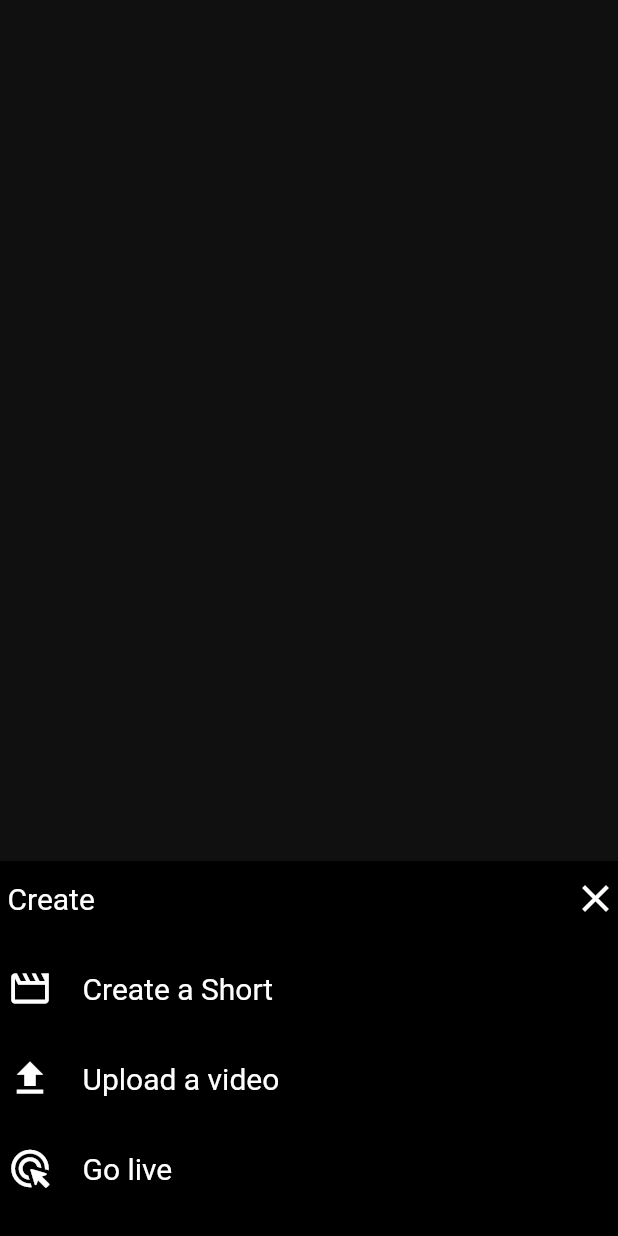
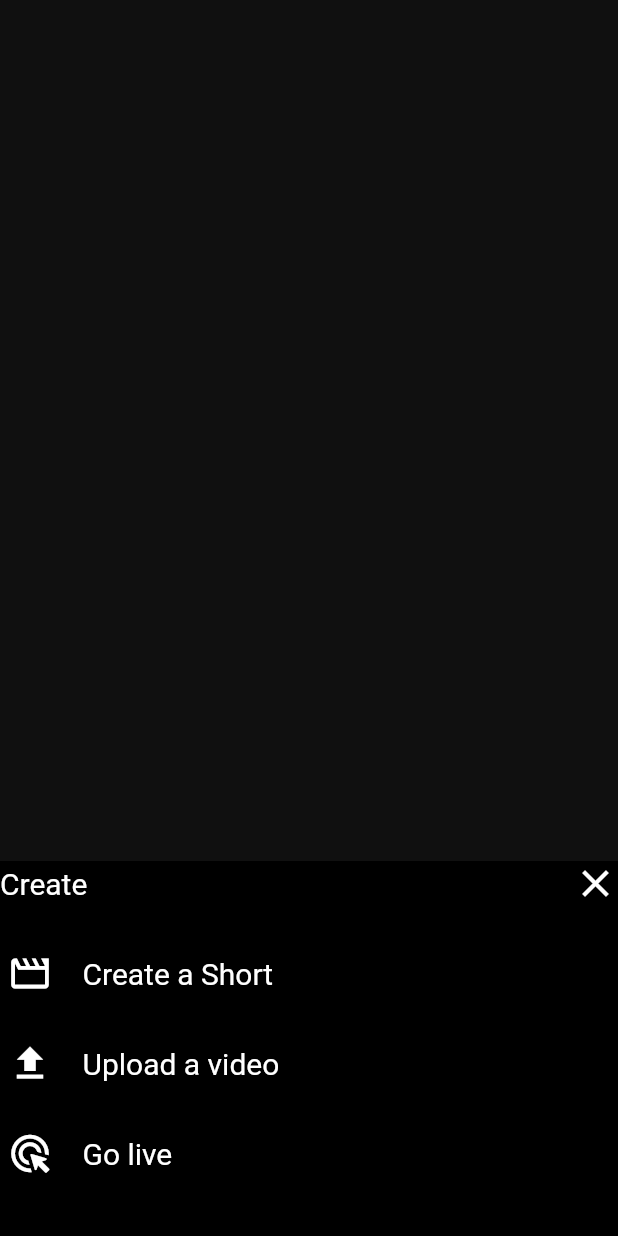
Before and after one commit to yash-suvagiya/my_practice, a Flutter app: the YoutubeUi screen opened directly, after a tap on the "add circle outline" icon, on a phone screen of 412 x 824 dp. Run offline on Flutter 3.47's test engine with Material 2 defaults, Android fonts, the phone set to English and light mode, and no system bars; key blocks and very long unbroken strings in the code were emptied for the run.

Commit message:
all program

```diff
--- a/lib/main.dart
+++ b/lib/main.dart
@@ -18,7 +18,7 @@ class MyApp extends StatelessWidget {
   Widget build(BuildContext context) {
     return const MaterialApp(
       debugShowCheckedModeBanner: false,
-      home: YoutubeUi(),
+      home: MatrialbattonDemo(),
     );
   }
 }
--- a/lib/youtube_ui.dart
+++ b/lib/youtube_ui.dart
@@ -1,6 +1,4 @@
 import 'package:flutter/material.dart';
-import 'package:flutter/src/widgets/framework.dart';
-import 'package:flutter/src/widgets/placeholder.dart';
 
 class YoutubeUi extends StatelessWidget {
   const YoutubeUi({super.key});
@@ -9,6 +7,7 @@ class YoutubeUi extends StatelessWidget {
   Widget build(BuildContext context) {
     return Scaffold(
       backgroundColor: Colors.black87,
+      floatingActionButtonLocation: FloatingActionButtonLocation.centerFloat,
       body: Padding(
         padding: const EdgeInsets.only(top: 750),
         child: Center(
@@ -22,14 +21,9 @@ class YoutubeUi extends StatelessWidget {
                   color: Colors.black,
                   child: Column(
                     children: [
-                      Padding(
-                        padding: const EdgeInsets.only(
-                          top: 10,
-                          left: 05,
-                        ),
-                        child: Row(
+                      Row(
                         mainAxisAlignment: MainAxisAlignment.spaceBetween,
-                          children: [
+                        children: const [
                           Text(
                             'Create',
                             style: TextStyle(
@@ -44,18 +38,17 @@ class YoutubeUi extends StatelessWidget {
                           ),
                         ],
                       ),
-                      ),
                       Padding(
                         padding: const EdgeInsets.only(top: 30, left: 05),
                         child: Row(
-                          children: [
+                          children: const [
                             Icon(
                               Icons.movie_creation_outlined,
                               color: Colors.white,
                               size: 30,
                             ),
                             Padding(
-                              padding: const EdgeInsets.only(left: 20),
+                              padding: EdgeInsets.only(left: 20),
                               child: Text(
                                 'Create a Short',
                                 style: TextStyle(
@@ -70,14 +63,14 @@ class YoutubeUi extends StatelessWidget {
                       Padding(
                         padding: const EdgeInsets.only(top: 30, left: 05),
                         child: Row(
-                          children: [
+                          children: const [
                             Icon(
                               Icons.upload,
                               color: Colors.white,
                               size: 30,
                             ),
                             Padding(
-                              padding: const EdgeInsets.only(left: 20),
+                              padding: EdgeInsets.only(left: 20),
                               child: Text(
                                 'Upload a video',
                                 style: TextStyle(
@@ -92,14 +85,14 @@ class YoutubeUi extends StatelessWidget {
                       Padding(
                         padding: const EdgeInsets.only(top: 30, left: 05),
                         child: Row(
-                          children: [
+                          children: const [
                             Icon(
                               Icons.ads_click_rounded,
                               color: Colors.white,
                               size: 30,
                             ),
                             Padding(
-                              padding: const EdgeInsets.only(left: 20),
+                              padding: EdgeInsets.only(left: 20),
                               child: Text(
                                 'Go live',
                                 style: TextStyle(
@@ -117,10 +110,10 @@ class YoutubeUi extends StatelessWidget {
               );
               print('youtube showmodal');
             },
-            child: Icon(
+            child: const Icon(
               Icons.add_circle_outline,
               color: Colors.white,
-              size: 50,
+              size: 40,
             ),
           ),
         ),
```
Also changed, not shown: lib/Demo/batton_demo.dart (+157 -28 lines), lib/Demo/devide_pad_aline_demo.dart (+24 -26 lines), lib/gmail_ui.dart (+6 -8 lines). Lines whose indentation alone changed are shown as unchanged.
